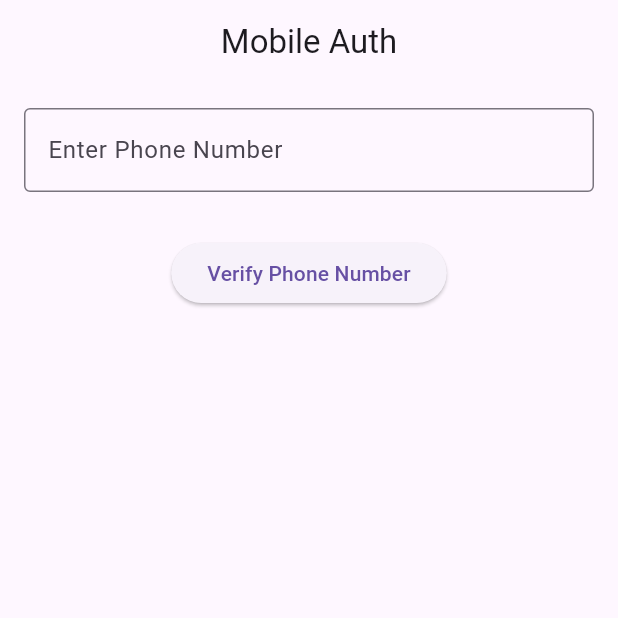
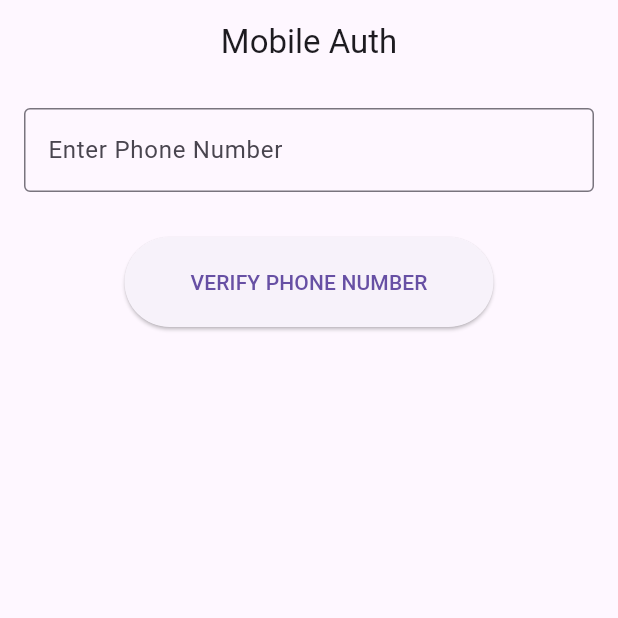
Before and after one commit to Shetty654/prototype-1, a Flutter app: the screen it shows after launch, on a phone screen of 412 x 824 dp, the top half of it. Run offline on Flutter 3.47's test engine with Material 3 defaults, Android fonts, the phone set to English and light mode, and no system bars; our stand-ins replace cloud_firestore, device_info_plus, firebase_auth, firebase_core, fluttertoast, shared_preferences; accounts and stored records are empty.

Commit message:
minor updates

```diff
--- a/lib/Home.dart
+++ b/lib/Home.dart
@@ -31,7 +31,7 @@ class _HomeState extends State<Home> {
               await FirebaseAuth.instance.signOut();
               ScaffoldMessenger.of(context).showSnackBar(
                 SnackBar(content: Text('Your account is being used on a new device'),
-                duration: Duration(seconds: 3),)
+                duration: Duration(seconds: 6),)
               );
               Navigator.pushReplacement(
                   context,
--- a/lib/mobile_auth.dart
+++ b/lib/mobile_auth.dart
@@ -111,7 +111,9 @@ class _MobileAuthState extends State<MobileAuth> {
                   codeAutoRetrievalTimeout: (String verificationId) {},
                 );
               },
-              child: Text("Verify Phone Number"),
+              child: Padding(
+                padding: EdgeInsets.symmetric(horizontal: 20, vertical: 20),
+                child: Text('VERIFY PHONE NUMBER')),
             ),
           ],
         ),
```
Also changed, not shown: lib/otp_verify.dart (+11 -10 lines), lib/sign_up.dart (+30 -4 lines).
